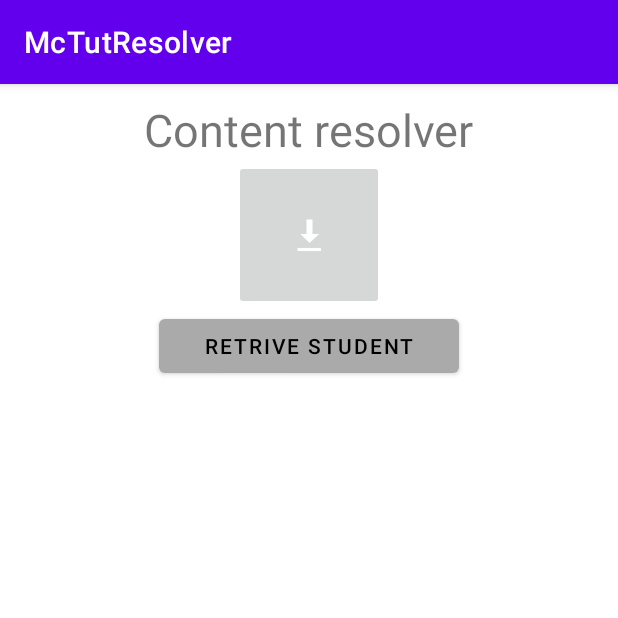
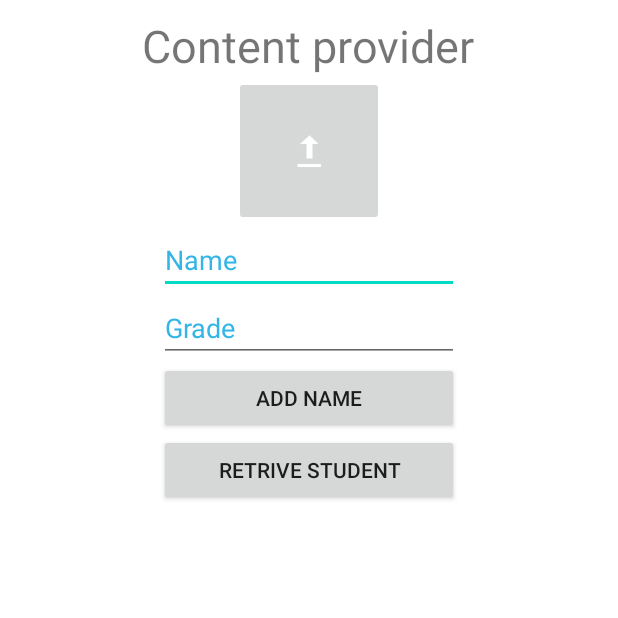
Before and after one commit to meet18091998/Mobile-Computing-Winter-2022-Tutorials, an Android app: the screen it shows after launch (MainActivity), on a phone screen of 412 x 824 dp, the top half of it. Run offline under Robolectric (Android 15) with nearby library versions, the phone set to English and light mode, and no system bars.

Commit message:
tut5-part2

```diff
--- a/app/build.gradle
+++ b/app/build.gradle
@@ -7,7 +7,7 @@ android {
     buildToolsVersion "30.0.3"
 
     defaultConfig {
-        applicationId "com.cosylab.mctutresolver"
+        applicationId "com.cosylab.mctut"
         minSdkVersion 16
         targetSdkVersion 31
         versionCode 1
--- a/app/src/main/java/com/cosylab/mctutresolver/MainActivity.java
+++ /dev/null
@@ -1,49 +0,0 @@
-package com.cosylab.mctutresolver;
-
-import androidx.appcompat.app.AppCompatActivity;
-
-import android.annotation.SuppressLint;
-import android.os.Bundle;
-import android.view.View;
-import android.net.Uri;
-import android.database.Cursor;
-import android.widget.TextView;
-import android.widget.Toast;
-
-public class MainActivity extends AppCompatActivity {
-
-    static final String ID = "_id";
-    static final String NAME = "name";
-    static final String GRADE = "grade";
-
-    @Override
-    protected void onCreate(Bundle savedInstanceState) {
-        super.onCreate(savedInstanceState);
-        setContentView(R.layout.activity_main);
-    }
-
-    @SuppressLint("Range")
-    public void onClickRetrieveStudents(View view) {
-
-        TextView resultView= (TextView) findViewById(R.id.res);
-
-        // Retrieve student records
-        String URL = "content://com.cosylab.mctut.StudentsProvider";
-
-        Uri students = Uri.parse(URL);
-        Cursor cursor =getContentResolver().query(students, null, null, null, null);
-
-        if(cursor.moveToFirst()) {
-            StringBuilder strBuild=new StringBuilder();
-            while (!cursor.isAfterLast()) {
-                strBuild.append("\n"+cursor.getString(cursor.getColumnIndex(ID))+"-"+ cursor.getString(cursor.getColumnIndex(NAME))+"-"+ cursor.getString(cursor.getColumnIndex(GRADE)));
-                cursor.moveToNext();
-            }
-            resultView.setText(strBuild);
-        }
-        else {
-            resultView.setText("No Records Found");
-        }
-
-    }
-}
--- a/app/src/main/res/layout/activity_main.xml
+++ b/app/src/main/res/layout/activity_main.xml
@@ -9,14 +9,14 @@
     android:paddingLeft="10dp"
     android:paddingRight="10dp"
     android:paddingTop="10dp"
-    tools:context="com.cosylab.mctutresolver.MainActivity">
+    tools:context="com.cosylab.mctut.MainActivity">
 
     <TextView
         android:id="@+id/textView1"
         android:layout_width="wrap_content"
         android:layout_height="wrap_content"
         android:layout_gravity="center_horizontal"
-        android:text="Content resolver"
+        android:text="Content provider"
         android:textSize="30dp" />
 
     <ImageButton
@@ -25,7 +25,32 @@
         android:layout_height="100dp"
         android:layout_centerHorizontal="true"
         android:layout_gravity="center_horizontal"
-        android:src="@android:drawable/stat_sys_download" />
+        android:src="@android:drawable/stat_sys_upload" />
+
+    <EditText
+        android:id="@+id/editText2"
+        android:layout_width="200dp"
+        android:layout_height="wrap_content"
+        android:layout_gravity="center_horizontal"
+        android:hint="Name"
+        android:textColorHint="@android:color/holo_blue_light" />
+
+    <EditText
+        android:id="@+id/editText3"
+        android:layout_width="200dp"
+        android:layout_height="wrap_content"
+        android:layout_gravity="center_horizontal"
+        android:hint="Grade"
+        android:textColorHint="@android:color/holo_blue_light" />
+
+    <Button
+        android:id="@+id/button2"
+        android:layout_width="200dp"
+        android:layout_height="wrap_content"
+        android:layout_gravity="center_horizontal"
+        android:onClick="onClickAddName"
+        android:text="Add Name"
+        app:backgroundTint="@android:color/darker_gray" />
 
     <Button
         android:id="@+id/button"
@@ -34,7 +59,6 @@
         android:layout_gravity="center_horizontal"
         android:onClick="onClickRetrieveStudents"
         android:text="Retrive student"
-        android:textColor="#000000"
         app:backgroundTint="@android:color/darker_gray" />
 
     <TextView
--- a/app/src/main/res/values-night/themes.xml
+++ b/app/src/main/res/values-night/themes.xml
@@ -1,6 +1,6 @@
 <resources xmlns:tools="http://schemas.android.com/tools">
     <!-- Base application theme. -->
-    <style name="Theme.McTutResolver" parent="Theme.MaterialComponents.DayNight.DarkActionBar">
+    <style name="Theme.McTut" parent="Theme.MaterialComponents.DayNight.DarkActionBar">
         <!-- Primary brand color. -->
         <item name="colorPrimary">@color/purple_200</item>
         <item name="colorPrimaryVariant">@color/purple_700</item>
--- a/app/src/main/res/values/strings.xml
+++ b/app/src/main/res/values/strings.xml
@@ -1,3 +1,3 @@
 <resources>
-    <string name="app_name">McTutResolver</string>
+    <string name="app_name">McTut</string>
 </resources>
--- a/app/src/main/res/values/themes.xml
+++ b/app/src/main/res/values/themes.xml
@@ -1,6 +1,6 @@
 <resources xmlns:tools="http://schemas.android.com/tools">
     <!-- Base application theme. -->
-    <style name="Theme.McTutResolver" parent="Theme.MaterialComponents.DayNight.DarkActionBar">
+    <style name="Theme.McTut" parent="Theme.MaterialComponents.DayNight.DarkActionBar">
         <!-- Primary brand color. -->
         <item name="colorPrimary">@color/purple_500</item>
         <item name="colorPrimaryVariant">@color/purple_700</item>
--- a/settings.gradle
+++ b/settings.gradle
@@ -1,2 +1,2 @@
 include ':app'
-rootProject.name = "McTutResolver"
+rootProject.name = "McTut"
```
Also changed, not shown: app/src/main/AndroidManifest.xml (+9 -7 lines), app/src/main/java/com/cosylab/mctut/MainActivity.java (added, +66 -0 lines), app/src/main/java/com/cosylab/mctut/StudentsProvider.java (added, +207 -0 lines), gradle/wrapper/gradle-wrapper.properties, 4 other files.
